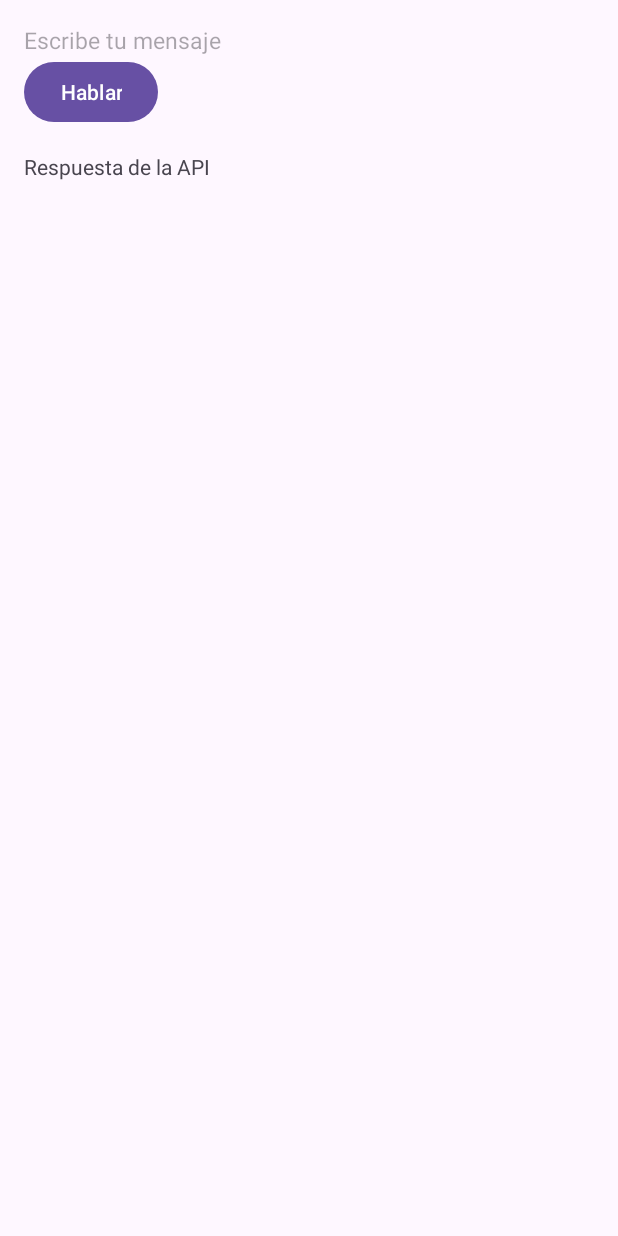
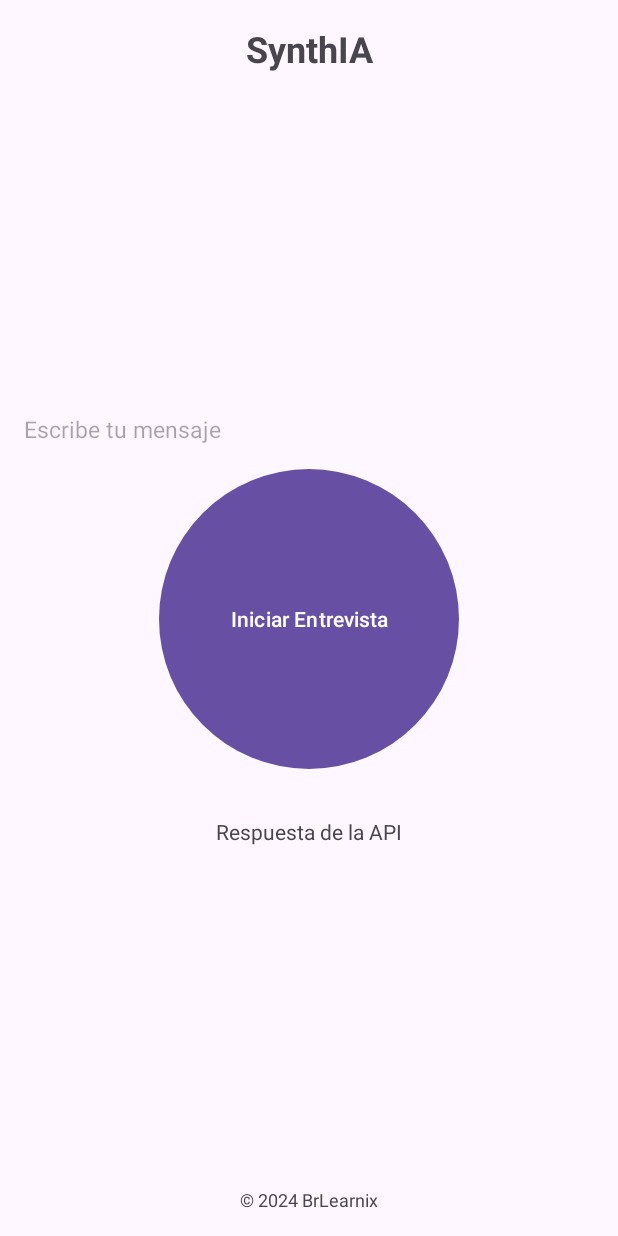
Before and after one commit to BrLearnix/Synthia, an Android app: the SynthiaActivity2 screen opened directly, with no data from a screen before it, on a phone screen of 412 x 824 dp. Run offline under Robolectric (Android 15) with nearby library versions, the phone set to English and light mode, and no system bars.

Commit message:
commit de agregando los nuevos estilos en xml y la clase synthiActivity actualizado

```diff
--- a/app/src/main/java/com/example/synthia/HomeActivity.kt
+++ b/app/src/main/java/com/example/synthia/HomeActivity.kt
@@ -36,7 +36,7 @@ class HomeActivity : AppCompatActivity() {
         val buttonAboutCompany: LinearLayout = findViewById(R.id.buttonInterview)
         buttonAboutCompany.setOnClickListener {
             // Crea un Intent para iniciar la nueva actividad
-            val intent = Intent(this, SynthiaActivity::class.java)
+            val intent = Intent(this, SynthiaActivity2::class.java)
             intent.putExtra("nombre_usuario", usuarioNombre)
             startActivity(intent)
         }
--- a/app/src/main/java/com/example/synthia/SynthiaActivity2.kt
+++ b/app/src/main/java/com/example/synthia/SynthiaActivity2.kt
@@ -26,6 +26,8 @@ import java.util.concurrent.TimeUnit
 
 class SynthiaActivity2 : AppCompatActivity(), TextToSpeech.OnInitListener {
 
+    private lateinit var nombreUsuario: String
+
     private val client = OkHttpClient.Builder()
         .connectTimeout(30, TimeUnit.SECONDS)
         .writeTimeout(30, TimeUnit.SECONDS)
@@ -51,6 +53,8 @@ class SynthiaActivity2 : AppCompatActivity(), TextToSpeech.OnInitListener {
         textToSpeech = TextToSpeech(this, this)
 
 
+        // Obtener el valor de 'nombreUsuario' desde el Intent
+        nombreUsuario = intent.getStringExtra("nombre_usuario") ?: "Desconocido"
 
         voiceButton.setOnClickListener { startVoiceRecognition() }
     }
@@ -118,8 +122,9 @@ class SynthiaActivity2 : AppCompatActivity(), TextToSpeech.OnInitListener {
                 put(JSONObject().apply {
                     put("role", "system")
                     put("content", "Eres una entrevistadora IT evaluando a un candidato para una posición" +
-                            " React Junior, tu nomnre es SynthIA, primero presentate y empieza la entrevista, Siempre tenés que contestar en español de Peru.Las respuestas no deben " +
-                            "tener placeholder.  Los mensajes no deben contener markdown, emojis, ni caracteres especiales fuera de la puntuación. ")
+                            " React Junior, tu nombre es SynthIA, el nombre de entrevistado es: $nombreUsuario, primero presentate y empieza la entrevista, " +
+                            "Siempre tenés que contestar en español de Peru.Las respuestas no deben tener placeholder.  Los mensajes no deben contener " +
+                            "markdown, emojis, ni caracteres especiales fuera de la puntuación, las preguntas deben ser cortas y soncisas")
                 })
                 put(JSONObject().apply {
                     put("role", "user")
--- a/app/src/main/res/layout/activity_synthia2.xml
+++ b/app/src/main/res/layout/activity_synthia2.xml
@@ -4,25 +4,65 @@
     android:orientation="vertical"
     android:padding="16dp">
 
+    <!-- Nombre de la aplicación en la parte superior -->
+    <TextView
+        android:id="@+id/appName"
+        android:layout_width="match_parent"
+        android:layout_height="wrap_content"
+        android:text="SynthIA"
+        android:textSize="24sp"
+        android:textStyle="bold"
+        android:gravity="center"
+        android:layout_marginBottom="16dp"/>
+
+    <!-- Espaciador para centrar el contenido -->
+    <View
+        android:layout_width="match_parent"
+        android:layout_height="0dp"
+        android:layout_weight="1" /> <!-- Esto empuja los elementos hacia arriba y abajo -->
+
+    <!-- Botón centrado -->
     <EditText
         android:id="@+id/messageInput"
         android:layout_width="match_parent"
         android:layout_height="wrap_content"
-        android:textSize="15dp"
+        android:textSize="15sp"
         android:hint="Escribe tu mensaje"
-        android:background="@android:color/transparent"/>
-
+        android:background="@android:color/transparent"
+        android:layout_marginBottom="16dp"/>
     <Button
         android:id="@+id/voiceButton"
         android:layout_width="wrap_content"
         android:layout_height="wrap_content"
-        android:text="Hablar" />
+        android:text="Iniciar Entrevista"
+        android:layout_gravity="center"
+        android:backgroundTint="#4CAF50"
+        android:background="@drawable/circular_button"
+        android:textColor="#FFFFFF"
+        android:padding="12dp"
+        android:layout_marginBottom="16dp"/>
 
     <TextView
         android:id="@+id/responseText"
         android:layout_width="match_parent"
         android:layout_height="wrap_content"
         android:text="Respuesta de la API"
-        android:paddingTop="16dp" />
+        android:paddingTop="16dp"
+        android:gravity="center"/>
+
+    <View
+        android:layout_width="match_parent"
+        android:layout_height="0dp"
+        android:layout_weight="1" />
+
+    <!-- Pie de página -->
+    <TextView
+        android:id="@+id/footer"
+        android:layout_width="match_parent"
+        android:layout_height="wrap_content"
+        android:text="© 2024 BrLearnix"
+        android:textSize="12sp"
+        android:gravity="center"
+        android:layout_marginTop="16dp"/>
 
 </LinearLayout>
```
